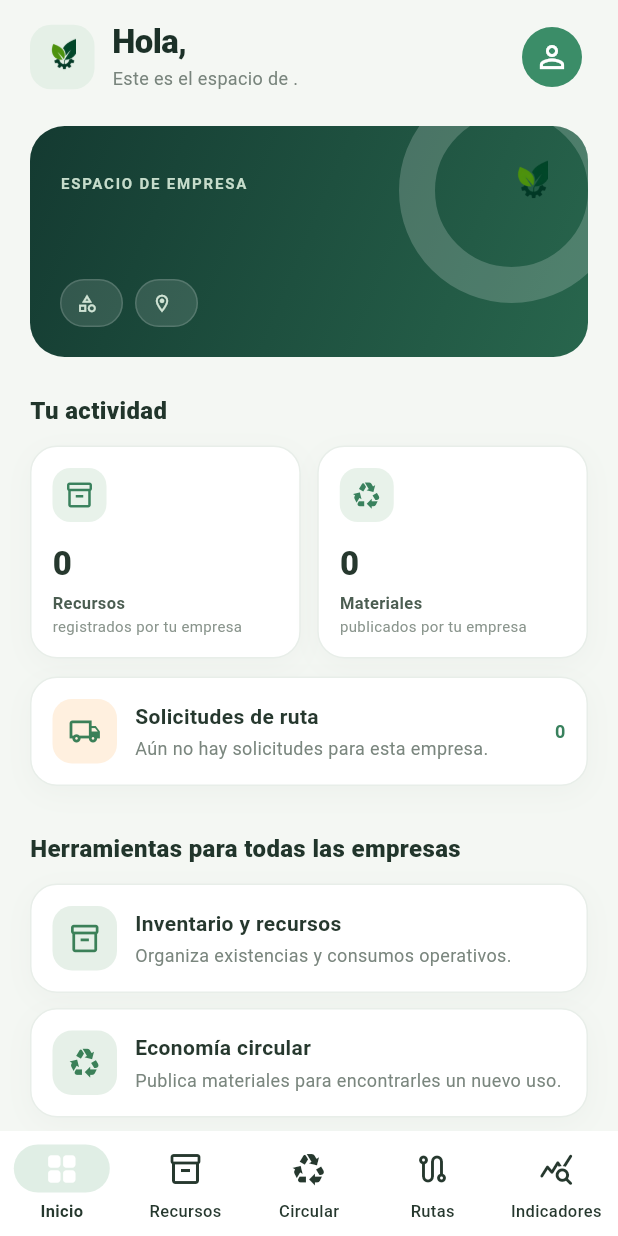
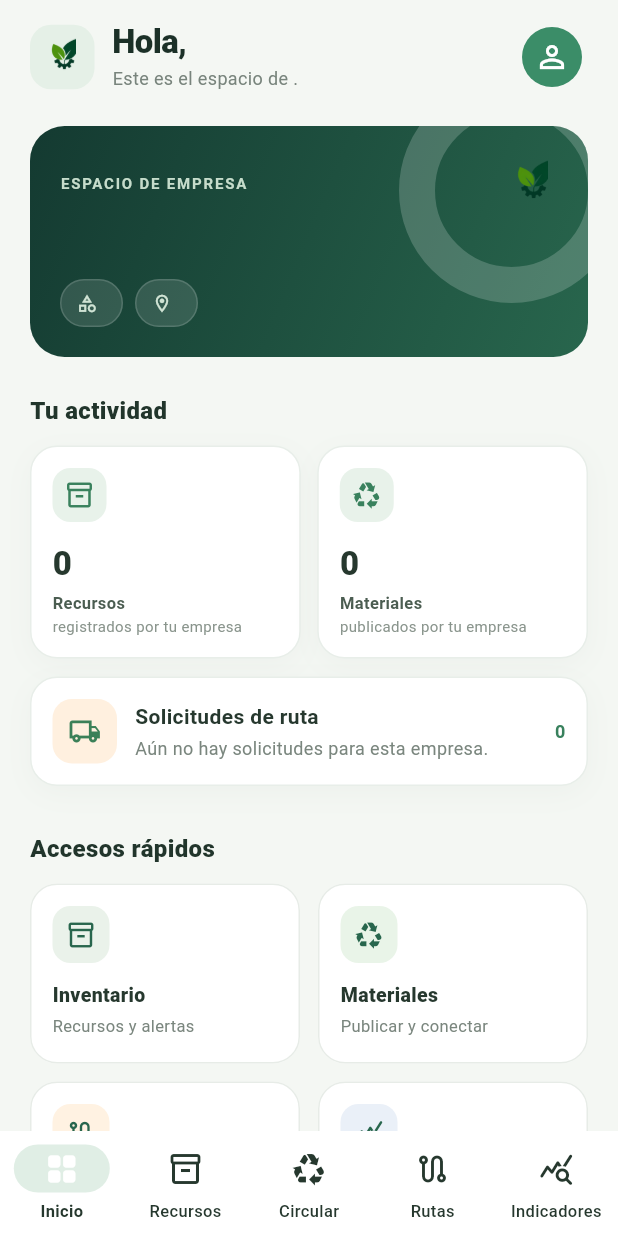
Before and after one commit to jmartinezsys/EcoLogiSmart, a Flutter app: the AppShell screen opened directly with empty values, on a phone screen of 412 x 824 dp. Run offline on Flutter 3.47's test engine with Material 3 defaults, Android fonts, the phone set to English and light mode, and no system bars; our stand-ins replace image_picker, shared_preferences, supabase_flutter; accounts and stored records are empty.

Commit message:
Corrige carga de actividad y formularios empresariales

```diff
--- a/eco_logic_smart/lib/app_shell.dart
+++ b/eco_logic_smart/lib/app_shell.dart
@@ -18,6 +18,7 @@ class AppShell extends StatefulWidget {
 
 class _AppShellState extends State<AppShell> {
   int _index = 0;
+  final List<int> _refreshVersions = List<int>.filled(5, 0);
   late CompanyAccount _account;
 
   @override
@@ -26,23 +27,44 @@ class _AppShellState extends State<AppShell> {
     _account = widget.account;
   }
 
+  void _selectTab(int index) {
+    setState(() {
+      _index = index;
+      _refreshVersions[index]++;
+    });
+  }
+
   @override
   Widget build(BuildContext context) {
     final pages = [
       DashboardScreen(
+        key: ValueKey('dashboard-${_refreshVersions[0]}'),
         account: _account,
         onAccountUpdated: (account) => setState(() => _account = account),
+        onNavigate: _selectTab,
       ),
-      ResourcesScreen(account: _account),
-      CircularWorkspaceScreen(account: _account),
-      LogisticsWorkspaceScreen(account: _account),
-      IndicatorsWorkspaceScreen(account: _account),
+      ResourcesScreen(
+        key: ValueKey('resources-${_refreshVersions[1]}'),
+        account: _account,
+      ),
+      CircularWorkspaceScreen(
+        key: ValueKey('circular-${_refreshVersions[2]}'),
+        account: _account,
+      ),
+      LogisticsWorkspaceScreen(
+        key: ValueKey('logistics-${_refreshVersions[3]}'),
+        account: _account,
+      ),
+      IndicatorsWorkspaceScreen(
+        key: ValueKey('indicators-${_refreshVersions[4]}'),
+        account: _account,
+      ),
     ];
     return Scaffold(
       body: IndexedStack(index: _index, children: pages),
       bottomNavigationBar: NavigationBar(
         selectedIndex: _index,
-        onDestinationSelected: (index) => setState(() => _index = index),
+        onDestinationSelected: _selectTab,
         backgroundColor: Colors.white,
         indicatorColor: const Color(0xFFE0EEE5),
         destinations: const [
--- a/eco_logic_smart/lib/features/auth/splash_screen.dart
+++ b/eco_logic_smart/lib/features/auth/splash_screen.dart
@@ -20,7 +20,9 @@ class _SplashScreenState extends State<SplashScreen> {
       if (!mounted) return;
       CompanyAccount? account;
       try {
-        account = await AccountRepository.currentAccount();
+        account = await AccountRepository.currentAccount().timeout(
+          const Duration(seconds: 8),
+        );
       } catch (_) {
         account = null;
       }
--- a/eco_logic_smart/lib/features/dashboard/dashboard_screen.dart
+++ b/eco_logic_smart/lib/features/dashboard/dashboard_screen.dart
@@ -12,10 +12,12 @@ class DashboardScreen extends StatefulWidget {
     super.key,
     required this.account,
     required this.onAccountUpdated,
+    required this.onNavigate,
   });
 
   final CompanyAccount account;
   final ValueChanged<CompanyAccount> onAccountUpdated;
+  final ValueChanged<int> onNavigate;
 
   @override
   State<DashboardScreen> createState() => _DashboardScreenState();
@@ -27,6 +29,7 @@ class _DashboardScreenState extends State<DashboardScreen> {
   int _materialCount = 0;
   int _routeCount = 0;
   bool _loadingActivity = true;
+  String? _activityError;
 
   @override
   void initState() {
@@ -56,9 +59,15 @@ class _DashboardScreenState extends State<DashboardScreen> {
             .length;
         _routeCount = routes.where((item) => item.companyId == _ownerId).length;
         _loadingActivity = false;
+        _activityError = null;
       });
     } catch (_) {
-      if (mounted) setState(() => _loadingActivity = false);
+      if (mounted) {
+        setState(() {
+          _loadingActivity = false;
+          _activityError = 'No se pudo actualizar la actividad de la empresa.';
+        });
+      }
     }
   }
 
@@ -182,12 +191,32 @@ class _DashboardScreenState extends State<DashboardScreen> {
         ),
         const SizedBox(height: 24),
         const SectionTitle('Tu actividad'),
+        if (_activityError != null) ...[
+          InfoCard(
+            icon: Icons.cloud_off_outlined,
+            title: 'No se pudieron cargar los datos',
+            subtitle: _activityError!,
+            color: const Color(0xFFFFF0DF),
+          ),
+          Align(
+            alignment: Alignment.centerRight,
+            child: TextButton.icon(
+              onPressed: _loadActivity,
+              icon: const Icon(Icons.refresh),
+              label: const Text('Reintentar'),
+            ),
+          ),
+        ],
         Row(
           children: [
             Expanded(
               child: MetricTile(
                 label: 'Recursos',
-                value: _loadingActivity ? '…' : '$_inventoryCount',
+                value: _loadingActivity
+                    ? '…'
+                    : _activityError != null
+                    ? '—'
+                    : '$_inventoryCount',
                 icon: Icons.inventory_2_outlined,
                 detail: 'registrados por tu empresa',
               ),
@@ -196,7 +225,11 @@ class _DashboardScreenState extends State<DashboardScreen> {
             Expanded(
               child: MetricTile(
                 label: 'Materiales',
-                value: _loadingActivity ? '…' : '$_materialCount',
+                value: _loadingActivity
+                    ? '…'
+                    : _activityError != null
+                    ? '—'
+                    : '$_materialCount',
                 icon: Icons.recycling_outlined,
                 detail: 'publicados por tu empresa',
               ),
@@ -207,35 +240,72 @@ class _DashboardScreenState extends State<DashboardScreen> {
         InfoCard(
           icon: Icons.local_shipping_outlined,
           title: 'Solicitudes de ruta',
-          subtitle: _routeCount == 0
+          subtitle: _activityError != null
+              ? 'Los datos de actividad no están disponibles.'
+              : _routeCount == 0
               ? 'Aún no hay solicitudes para esta empresa.'
               : 'Solicitudes activas de ${_account.businessName}.',
-          trailing: _loadingActivity ? '…' : '$_routeCount',
+          trailing: _loadingActivity
+              ? '…'
+              : _activityError != null
+              ? '—'
+              : '$_routeCount',
           color: Color(0xFFFFF0DF),
         ),
         const SizedBox(height: 20),
-        const SectionTitle('Herramientas para todas las empresas'),
-        const InfoCard(
+        const SectionTitle('Accesos rápidos'),
+        LayoutBuilder(
+          builder: (context, constraints) {
+            final cardWidth = (constraints.maxWidth - 12) / 2;
+            return Wrap(
+              spacing: 12,
+              runSpacing: 12,
+              children: [
+                _QuickActionCard(
+                  width: cardWidth,
                   icon: Icons.inventory_2_outlined,
-          title: 'Inventario y recursos',
-          subtitle: 'Organiza existencias y consumos operativos.',
+                  title: 'Inventario',
+                  subtitle: 'Recursos y alertas',
+                  onTap: () => widget.onNavigate(1),
                 ),
-        const InfoCard(
+                _QuickActionCard(
+                  width: cardWidth,
                   icon: Icons.recycling_outlined,
-          title: 'Economía circular',
-          subtitle: 'Publica materiales para encontrarles un nuevo uso.',
+                  title: 'Materiales',
+                  subtitle: 'Publicar y conectar',
+                  color: const Color(0xFFE9F4E8),
+                  onTap: () => widget.onNavigate(2),
                 ),
-        const InfoCard(
+                _QuickActionCard(
+                  width: cardWidth,
                   icon: Icons.route_outlined,
-          title: 'Logística compartida',
-          subtitle: 'Coordina pedidos con destinos cercanos.',
-          color: Color(0xFFFFF0DF),
+                  title: 'Logística',
+                  subtitle: 'Solicitudes y rutas',
+                  color: const Color(0xFFFFF2E2),
+                  onTap: () => widget.onNavigate(3),
                 ),
-        const InfoCard(
+                _QuickActionCard(
+                  width: cardWidth,
                   icon: Icons.query_stats_rounded,
                   title: 'Indicadores',
-          subtitle: 'Consulta la actividad e impacto de tu empresa.',
+                  subtitle: 'Actividad de tu empresa',
+                  color: const Color(0xFFEAF0F8),
+                  onTap: () => widget.onNavigate(4),
                 ),
+              ],
+            );
+          },
+        ),
+        if (!_loadingActivity &&
+            _activityError == null &&
+            _inventoryCount == 0) ...[
+          const SizedBox(height: 18),
+          FilledButton.icon(
+            onPressed: () => widget.onNavigate(1),
+            icon: const Icon(Icons.add),
+            label: const Text('Agregar el primer recurso'),
+          ),
+        ],
         const SizedBox(height: 12),
         OutlinedButton.icon(
           onPressed: () => _openProfile(context),
@@ -294,3 +364,72 @@ class _ProfilePill extends StatelessWidget {
     ),
   );
 }
+
+class _QuickActionCard extends StatelessWidget {
+  const _QuickActionCard({
+    required this.width,
+    required this.icon,
+    required this.title,
+    required this.subtitle,
+    required this.onTap,
+    this.color = const Color(0xFFEAF2EA),
+  });
+
+  final double width;
+  final IconData icon;
+  final String title;
+  final String subtitle;
+  final VoidCallback onTap;
+  final Color color;
+
+  @override
+  Widget build(BuildContext context) => SizedBox(
+    width: width,
+    child: Material(
+      color: Colors.white,
+      borderRadius: BorderRadius.circular(18),
+      child: InkWell(
+        onTap: onTap,
+        borderRadius: BorderRadius.circular(18),
+        child: Container(
+          constraints: const BoxConstraints(minHeight: 120),
+          padding: const EdgeInsets.all(14),
+          decoration: BoxDecoration(
+            borderRadius: BorderRadius.circular(18),
+            border: Border.all(color: const Color(0xFFE7ECE7)),
+          ),
+          child: Column(
+            crossAxisAlignment: CrossAxisAlignment.start,
+            children: [
+              Container(
+                width: 38,
+                height: 38,
+                decoration: BoxDecoration(
+                  color: color,
+                  borderRadius: BorderRadius.circular(12),
+                ),
+                child: Icon(icon, color: const Color(0xFF28664D), size: 20),
+              ),
+              const SizedBox(height: 12),
+              Text(
+                title,
+                style: const TextStyle(
+                  color: Color(0xFF26382E),
+                  fontSize: 13,
+                  fontWeight: FontWeight.w800,
+                ),
+              ),
+              const SizedBox(height: 3),
+              Text(
+                subtitle,
+                maxLines: 1,
+                overflow: TextOverflow.ellipsis,
+                style: const TextStyle(color: Color(0xFF7A867E), fontSize: 11),
+              ),
+            ],
+          ),
+        ),
+      ),
+    ),
+  );
+}
--- a/eco_logic_smart/lib/main.dart
+++ b/eco_logic_smart/lib/main.dart
@@ -9,7 +9,7 @@ import 'shared/app_navigation.dart';
 Future<void> main() async {
   WidgetsFlutterBinding.ensureInitialized();
   try {
-    await BackendConfig.initialize();
+    await BackendConfig.initialize().timeout(const Duration(seconds: 12));
   } catch (_) {
     // Keep the app shell visible so the user can read the configuration error.
   }
```
Also changed, not shown: eco_logic_smart/lib/features/circular/circular_workspace_screen.dart (+17 -8 lines), eco_logic_smart/lib/features/logistics/logistics_workspace_screen.dart (+11 -3 lines), eco_logic_smart/lib/features/resources/resources_screen.dart (+16 -5 lines), 2 other files. Lines whose indentation alone changed are shown as unchanged.
